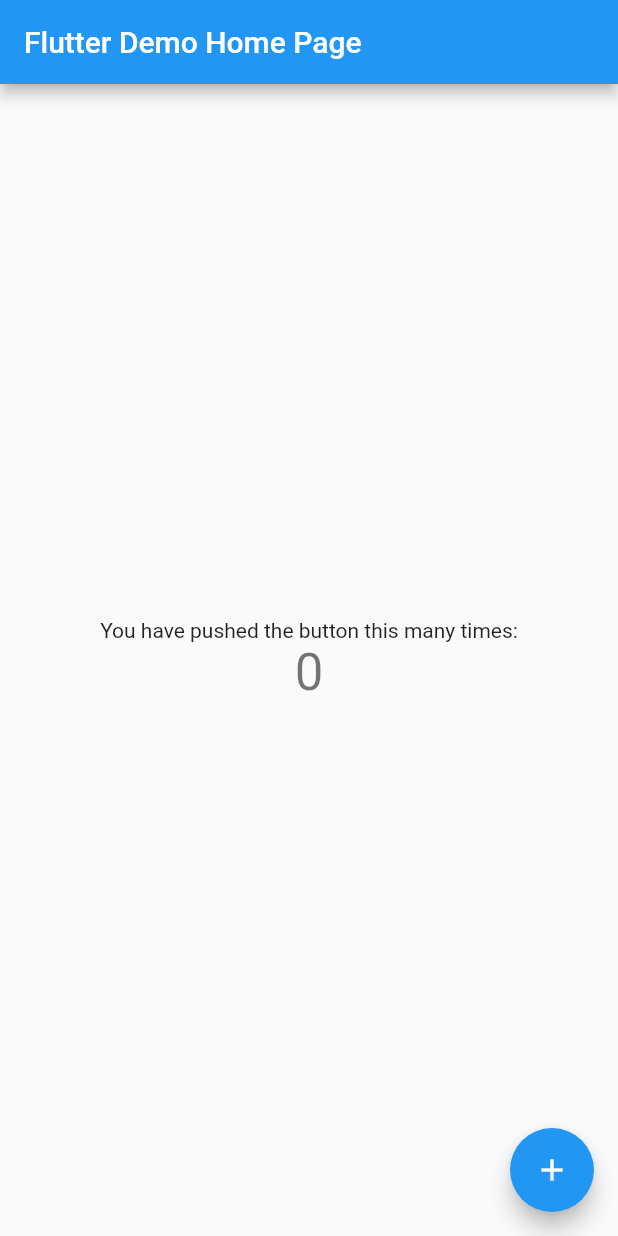
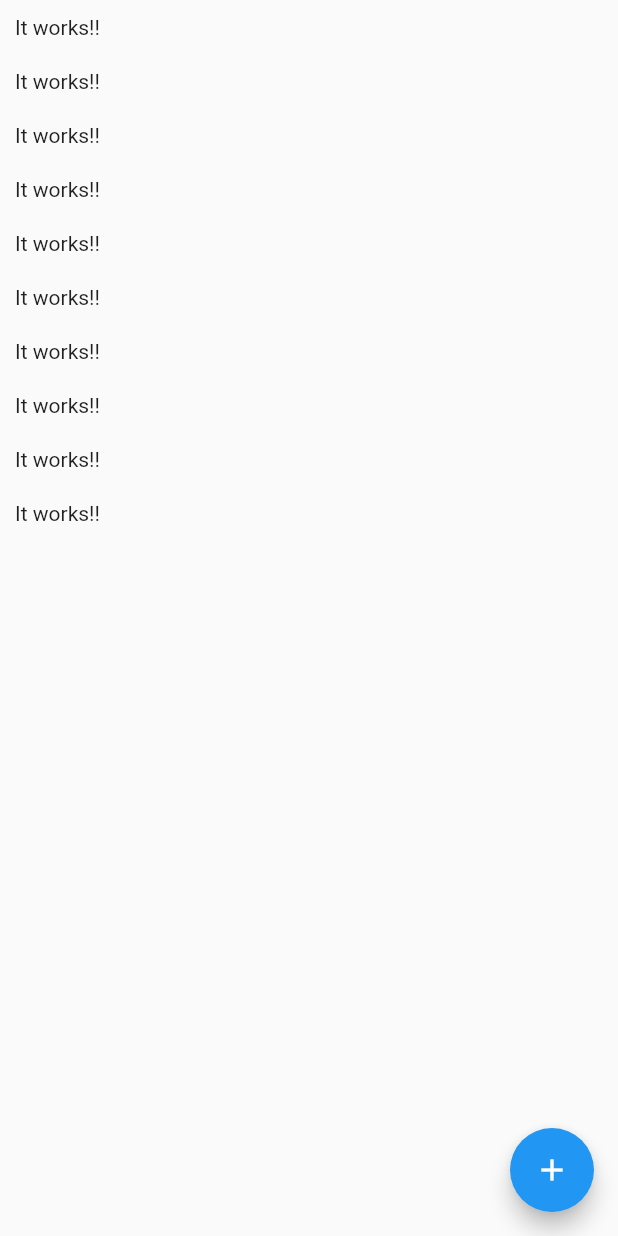
Before and after one commit to jagrati20/post_app, a Flutter app: the screen it shows after launch, on a phone screen of 412 x 824 dp. Run offline on Flutter 3.47's test engine with Material 2 defaults, Android fonts, the phone set to English and light mode, and no system bars; our stand-ins replace cloud_firestore, firebase_core; accounts and stored records are empty.

Commit message:
Added firebase and screens

```diff
--- a/lib/main.dart
+++ b/lib/main.dart
@@ -1,113 +1,17 @@
 import 'package:flutter/material.dart';
+import 'package:post_app/screens/create_post_screen.dart';
+import 'package:firebase_core/firebase_core.dart';
 
-void main() {
+// void main() => runApp(MyApp());
+void main() async {
+  WidgetsFlutterBinding.ensureInitialized();
+  await Firebase.initializeApp();
   runApp(MyApp());
 }
 
 class MyApp extends StatelessWidget {
-  // This widget is the root of your application.
   @override
   Widget build(BuildContext context) {
-    return MaterialApp(
-      title: 'Flutter Demo',
-      theme: ThemeData(
-        // This is the theme of your application.
-        //
-        // Try running your application with "flutter run". You'll see the
-        // application has a blue toolbar. Then, without quitting the app, try
-        // changing the primarySwatch below to Colors.green and then invoke
-        // "hot reload" (press "r" in the console where you ran "flutter run",
-        // or simply save your changes to "hot reload" in a Flutter IDE).
-        // Notice that the counter didn't reset back to zero; the application
-        // is not restarted.
-        primarySwatch: Colors.blue,
-      ),
-      home: MyHomePage(title: 'Flutter Demo Home Page'),
-    );
+    return MaterialApp(title: 'Posts', home: CreatePost());
   }
 }
-
-class MyHomePage extends StatefulWidget {
-  MyHomePage({Key key, this.title}) : super(key: key);
-
-  // This widget is the home page of your application. It is stateful, meaning
-  // that it has a State object (defined below) that contains fields that affect
-  // how it looks.
-
-  // This class is the configuration for the state. It holds the values (in this
-  // case the title) provided by the parent (in this case the App widget) and
-  // used by the build method of the State. Fields in a Widget subclass are
-  // always marked "final".
-
-  final String title;
-
-  @override
-  _MyHomePageState createState() => _MyHomePageState();
-}
-
-class _MyHomePageState extends State<MyHomePage> {
-  int _counter = 0;
-
-  void _incrementCounter() {
-    setState(() {
-      // This call to setState tells the Flutter framework that something has
-      // changed in this State, which causes it to rerun the build method below
-      // so that the display can reflect the updated values. If we changed
-      // _counter without calling setState(), then the build method would not be
-      // called again, and so nothing would appear to happen.
-      _counter = _counter + 2;
-    });
-  }
-
-  @override
-  Widget build(BuildContext context) {
-    // This method is rerun every time setState is called, for instance as done
-    // by the _incrementCounter method above.
-    //
-    // The Flutter framework has been optimized to make rerunning build methods
-    // fast, so that you can just rebuild anything that needs updating rather
-    // than having to individually change instances of widgets.
-    return Scaffold(
-      appBar: AppBar(
-        // Here we take the value from the MyHomePage object that was created by
-        // the App.build method, and use it to set our appbar title.
-        title: Text(widget.title),
-      ),
-      body: Center(
-        // Center is a layout widget. It takes a single child and positions it
-        // in the middle of the parent.
-        child: Column(
-          // Column is also a layout widget. It takes a list of children and
-          // arranges them vertically. By default, it sizes itself to fit its
-          // children horizontally, and tries to be as tall as its parent.
-          //
-          // Invoke "debug painting" (press "p" in the console, choose the
-          // "Toggle Debug Paint" action from the Flutter Inspector in Android
-          // Studio, or the "Toggle Debug Paint" command in Visual Studio Code)
-          // to see the wireframe for each widget.
-          //
-          // Column has various properties to control how it sizes itself and
-          // how it positions its children. Here we use mainAxisAlignment to
-          // center the children vertically; the main axis here is the vertical
-          // axis because Columns are vertical (the cross axis would be
-          // horizontal).
-          mainAxisAlignment: MainAxisAlignment.center,
-          children: <Widget>[
-            Text(
-              'You have pushed the button this many times:',
-            ),
-            Text(
-              '$_counter',
-              style: Theme.of(context).textTheme.headline4,
-            ),
-          ],
-        ),
-      ),
-      floatingActionButton: FloatingActionButton(
-        onPressed: _incrementCounter,
-        tooltip: 'Increment',
-        child: Icon(Icons.add),
-      ), // This trailing comma makes auto-formatting nicer for build methods.
-    );
-  }
-}
--- /dev/null
+++ b/lib/screens/create_post_screen.dart
@@ -0,0 +1,30 @@
+import 'package:flutter/material.dart';
+import 'package:cloud_firestore/cloud_firestore.dart';
+// import 'package:firebase_core/firebase_core.dart';
+
+class CreatePost extends StatelessWidget {
+  @override
+  Widget build(BuildContext context) {
+    return Scaffold(
+      body: ListView.builder(
+        itemCount: 10,
+        itemBuilder: (ctx, index) => Container(
+          padding: EdgeInsets.all(10),
+          child: Text('It works!!'),
+        ),
+      ),
+      floatingActionButton: FloatingActionButton(
+        child: Icon(Icons.add),
+        onPressed: () {
+          FirebaseFirestore.instance
+              .collection('posts/JNzfNchbu9x3bXlL8yKW/post')
+              .snapshots()
+              .listen((event) {
+            // ignore: deprecated_member_use
+            print(event.documents[0]['title']);
+          });
+        },
+      ),
+    );
+  }
+}
--- a/pubspec.yaml
+++ b/pubspec.yaml
@@ -28,6 +28,9 @@ dependencies:
   # The following adds the Cupertino Icons font to your application.
   # Use with the CupertinoIcons class for iOS style icons.
   cupertino_icons: ^1.0.2
+  cloud_firestore: "^0.14.0+2"
+  firebase_core: "^0.5.0"
+  firebase_auth: "^0.18.0+1"
 
 dev_dependencies:
   flutter_test:
```
Also changed, not shown: lib/screens/auth_screen.dart (added), lib/screens/see_post_screen.dart (added), pubspec.lock, 9 other files.
